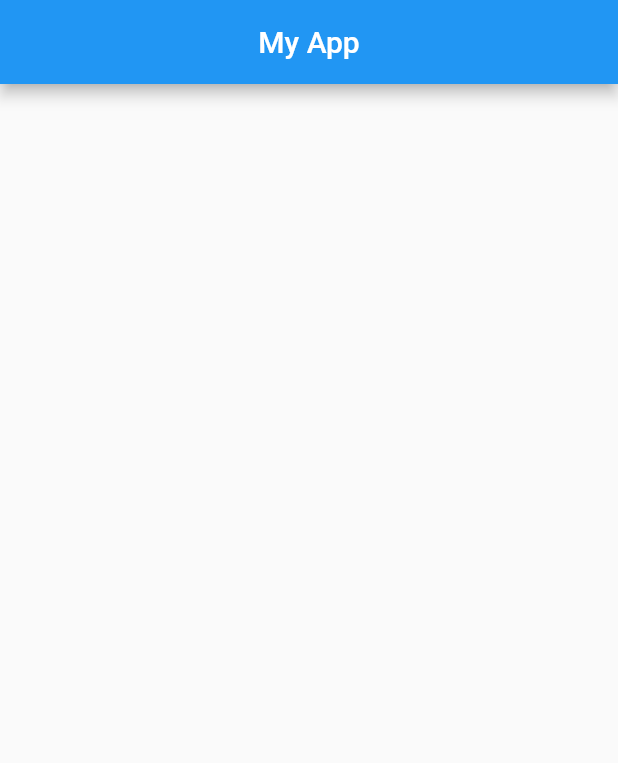
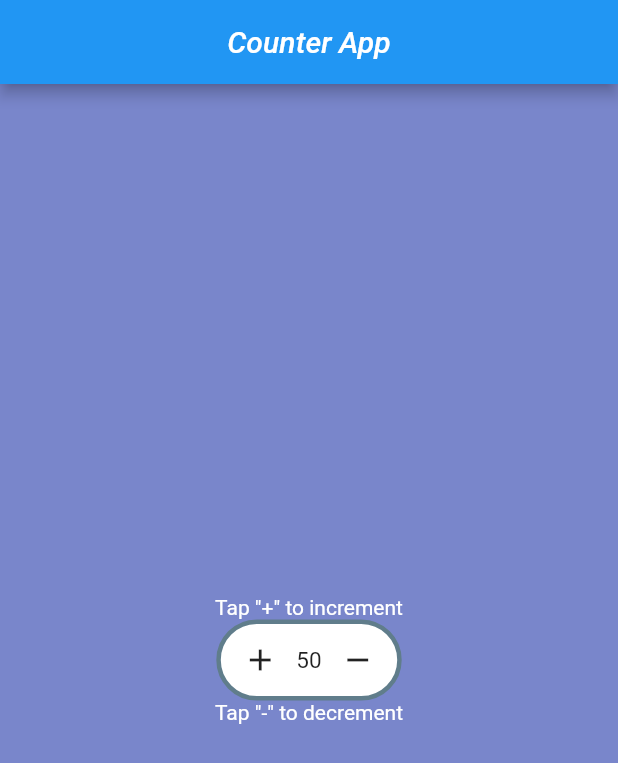
Before and after one commit to Enky-create/Flutter-lessons, a Flutter app: the screen it shows after launch, on a phone screen of 412 x 824 dp. Shown: the top 763 px of the screen. Run offline on Flutter 3.47's test engine with Material 2 defaults, Android fonts, the light colour scheme and no system bars.

Commit message:
Дз по блоку "Основы"

```diff
--- a/state_homework/lib/main.dart
+++ b/state_homework/lib/main.dart
@@ -7,23 +7,94 @@ void main() {
 class MyApp extends StatelessWidget {
   @override
   Widget build(BuildContext context) {
-    // TODO: implement build
     return MaterialApp(
       home: Scaffold(
+        backgroundColor: Colors.indigo[300],
         appBar: AppBar(
           centerTitle: true,
           title: Text(
-          "My App",
+            "Counter App",
+            style: TextStyle(
+              fontStyle: FontStyle.italic,
+            ),
           ),
         ),
         body: Center(
-        child: Container(
           child: Column(
             mainAxisAlignment: MainAxisAlignment.center,
-            children: [],
+            children: [
+              Text(
+                "Tap \"+\" to increment",
+                style: TextStyle(color: Colors.white),
+              ),
+              Counter(),
+              Text(
+                "Tap \"-\" to decrement",
+                style: TextStyle(color: Colors.white),
+              ),
+            ],
           ),
         ),
       ),
-    ));
+    );
   }
 }
+
+class Counter extends StatefulWidget {
+  @override
+  State<StatefulWidget> createState() {
+    return _CounterState();
+  }
+}
+
+class _CounterState extends State<Counter> {
+  int _counterValue = 0;
+  @override
+  void initState() {
+    _counterValue = 50;
+    super.initState();
+  }
+
+  @override
+  Widget build(BuildContext context) {
+    return Container(
+      //color: Colors.white,
+      decoration: BoxDecoration(
+        border: Border.all(
+          color: Colors.blueGrey,
+          width: 3,
+        ),
+        color: Colors.white,
+        borderRadius: BorderRadius.all(Radius.circular(30)),
+      ),
+      constraints: BoxConstraints(
+        maxWidth: MediaQuery.of(context).size.width * 0.3,
+      ),
+      child: Row(
+        mainAxisAlignment: MainAxisAlignment.center,
+        children: [
+          IconButton(
+              onPressed: () {
+                setState(() {
+                  _counterValue++;
+                });
+              },
+              icon: Icon(Icons.add)),
+          Text(
+            "$_counterValue",
+            style: TextStyle(
+              fontSize: 15,
+            ),
+          ),
+          IconButton(
+              onPressed: () {
+                setState(() {
+                  _counterValue--;
+                });
+              },
+              icon: Icon(Icons.remove)),
+        ],
+      ),
+    );
+  }
+}
```
Lines whose indentation alone changed are shown as unchanged.
